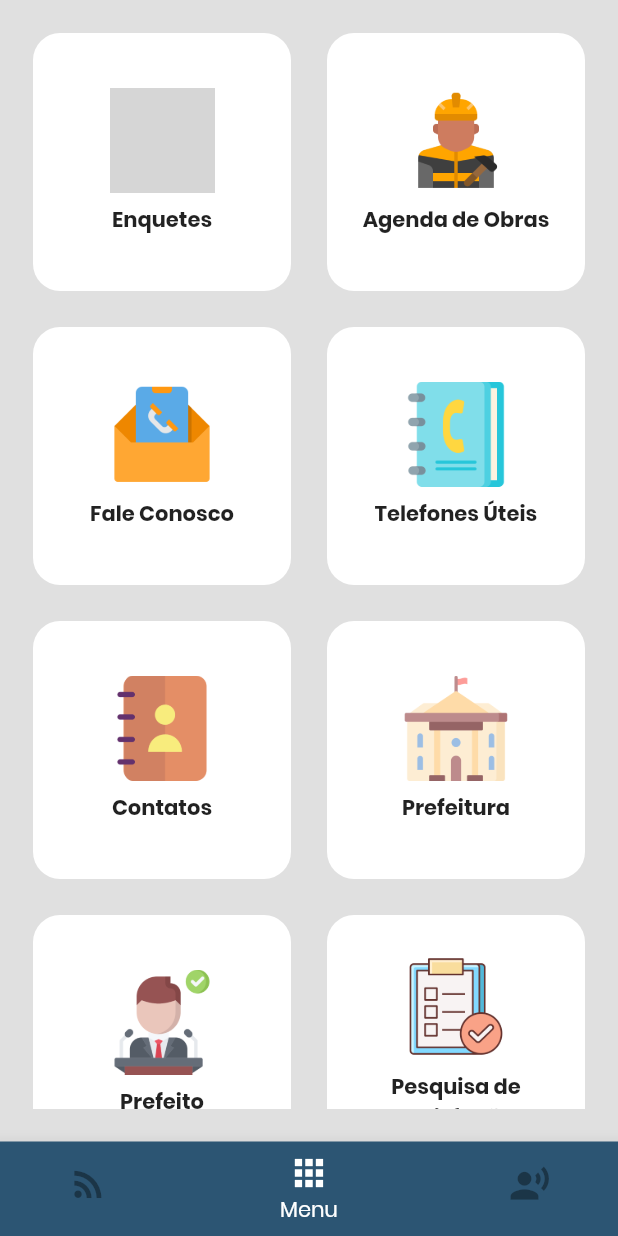
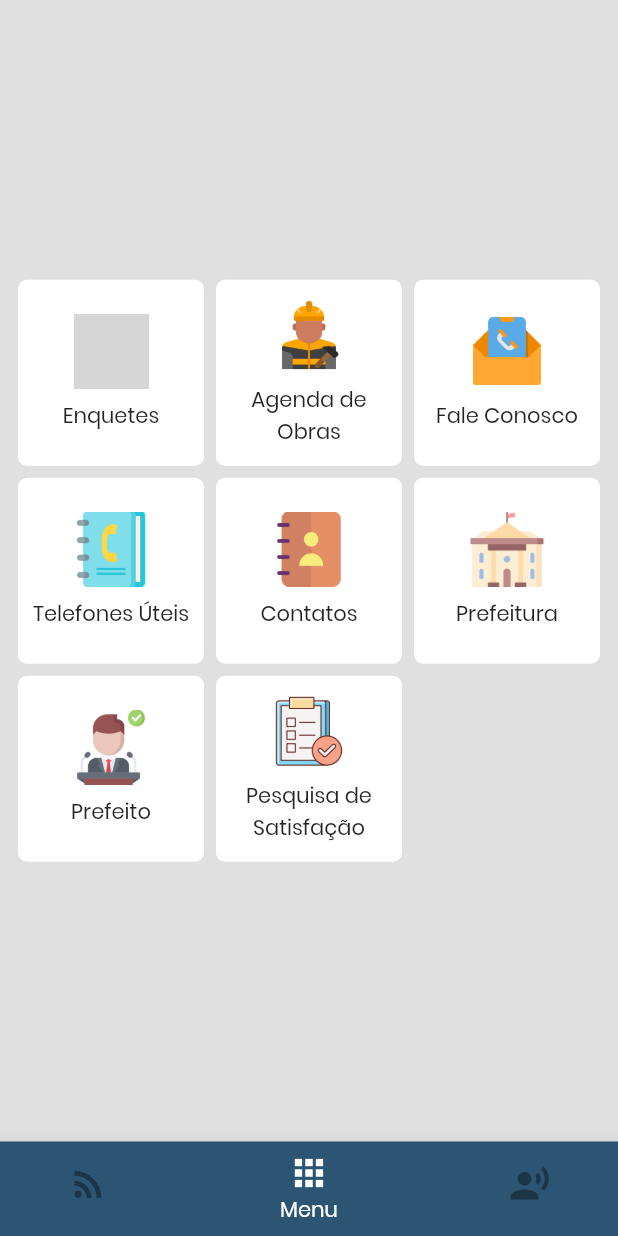
Before and after one commit to luizrmm/app-itagi, a Flutter app: the screen it shows after launch, item 2 of the bottom bar chosen, on a phone screen of 412 x 824 dp. Run offline on Flutter 3.47's test engine with Material 2 defaults, Android fonts, the phone set to English and light mode, and no system bars; network calls fail; grey boxes are pictures that could not be loaded.

```diff
--- a/lib/screens/Menu/menu.dart
+++ b/lib/screens/Menu/menu.dart
@@ -1,5 +1,5 @@
-import 'package:aqui_cliente/widgets/menu_item.dart';
 import 'package:flutter/material.dart';
+import 'widgets/menu_item.dart';
 
 class MenuScreen extends StatelessWidget {
   @override
@@ -7,10 +7,11 @@ class MenuScreen extends StatelessWidget {
     return SafeArea(
       child: Center(
           child: Padding(
-        padding: const EdgeInsets.all(22.0),
+        padding: const EdgeInsets.all(12.0),
         child: GridView(
+          physics: NeverScrollableScrollPhysics(),
           gridDelegate: SliverGridDelegateWithFixedCrossAxisCount(
-              crossAxisCount: 2, crossAxisSpacing: 24.0, mainAxisSpacing: 24.0),
+              crossAxisCount: 3, crossAxisSpacing: 8.0, mainAxisSpacing: 8.0),
           shrinkWrap: true,
           children: <Widget>[
             MenuItem(
--- a/lib/widgets/menu_item.dart
+++ b/lib/screens/Menu/widgets/menu_item.dart
@@ -8,7 +8,7 @@ class MenuItem extends StatelessWidget {
   Widget build(BuildContext context) {
     return Container(
         decoration: BoxDecoration(
-            borderRadius: BorderRadius.circular(18.0), color: Colors.white),
+            borderRadius: BorderRadius.circular(6.0), color: Colors.white),
         padding: EdgeInsets.all(6.0),
         child: Column(
           crossAxisAlignment: CrossAxisAlignment.center,
@@ -16,7 +16,7 @@ class MenuItem extends StatelessWidget {
           children: <Widget>[
             Image.asset(
               icon,
-              height: 70,
+              height: 50,
               fit: BoxFit.contain,
             ),
             Padding(
@@ -24,7 +24,7 @@ class MenuItem extends StatelessWidget {
               child: Text(
                 label,
                 textAlign: TextAlign.center,
-                style: TextStyle(fontSize: 14.0, fontWeight: FontWeight.bold),
+                style: TextStyle(fontSize: 14.0),
               ),
             )
           ],
--- a/pubspec.yaml
+++ b/pubspec.yaml
@@ -71,6 +71,10 @@ flutter:
         - asset: fonts/Poppins-Regular.ttf
         - asset: fonts/Poppins-Thin.ttf
         - asset: fonts/Poppins-Bold.ttf
+
+    - family:  CustomIcons
+      fonts:
+        - asset: fonts/custom_icons.ttf
     # - family: Trajan Pro
     #   fonts:
     #     - asset: fonts/TrajanPro.ttf
```
Also changed, not shown: lib/screens/Noticias/noticias.dart (+9 -4 lines), lib/screens/Noticias/widgets/custom_icons.dart (added, +17 -0 lines), lib/screens/Noticias/widgets/news_card.dart (added, +69 -0 lines), fonts/custom_icons.ttf (added).
